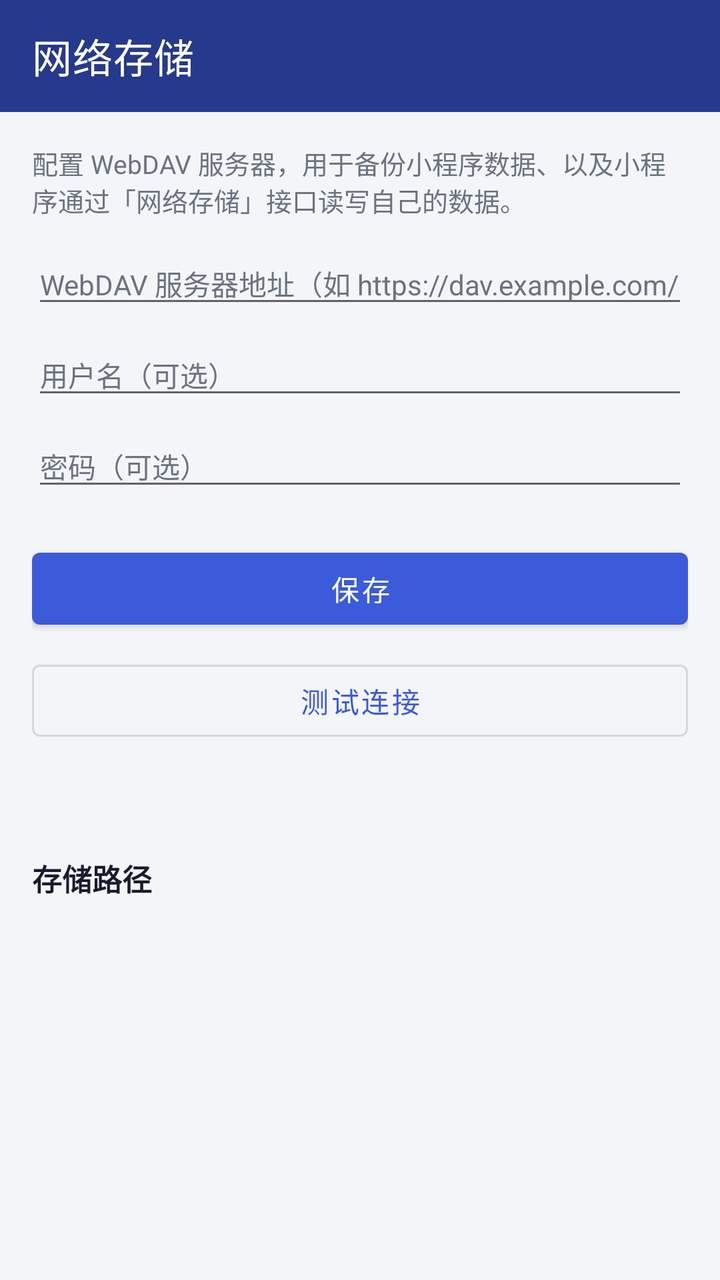
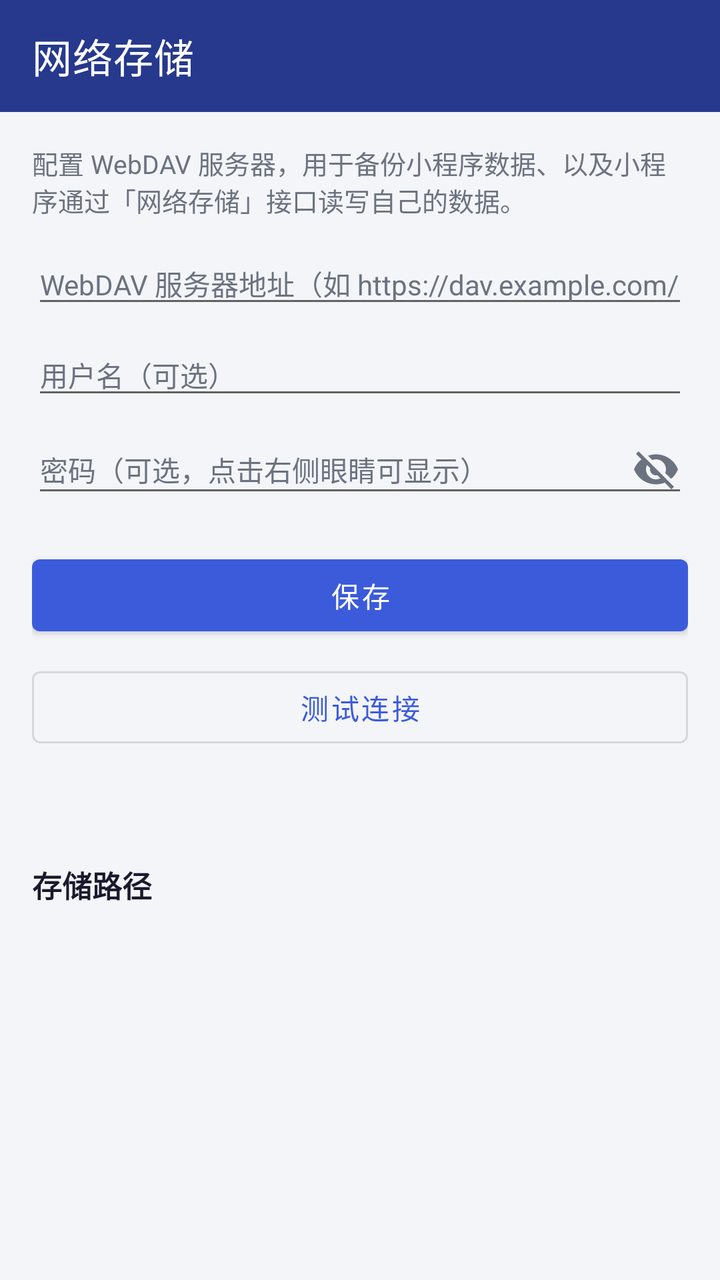

An Android layout rendered at two revisions. The XML below is the earlier revision; the diff shows what the commit changed to produce the second picture.
<!-- AndroidManifest.xml: activity theme Theme.MiniApp -->
<!-- res/layout/activity_webdav_config.xml -->
<?xml version="1.0" encoding="utf-8"?>
<LinearLayout xmlns:android="http://schemas.android.com/apk/res/android"
    xmlns:app="http://schemas.android.com/apk/res-auto"
    android:layout_width="match_parent"
    android:layout_height="match_parent"
    android:background="@color/bg_window"
    android:orientation="vertical">

    <com.google.android.material.appbar.MaterialToolbar
        android:id="@+id/toolbar"
        android:layout_width="match_parent"
        android:layout_height="?attr/actionBarSize"
        android:background="@color/brand_primary_dark"
        app:title="网络存储"
        app:titleTextColor="#FFFFFF" />

    <ScrollView
        android:layout_width="match_parent"
        android:layout_height="match_parent">

        <LinearLayout
            android:layout_width="match_parent"
            android:layout_height="wrap_content"
            android:orientation="vertical"
            android:padding="16dp">

            <TextView
                android:layout_width="match_parent"
                android:layout_height="wrap_content"
                android:text="配置 WebDAV 服务器，用于备份小程序数据、以及小程序通过「网络存储」接口读写自己的数据。"
                android:textColor="@color/text_secondary"
                android:textSize="13sp" />

            <EditText
                android:id="@+id/et_url"
                android:layout_width="match_parent"
                android:layout_height="wrap_content"
                android:layout_marginTop="12dp"
                android:hint="WebDAV 服务器地址（如 https://dav.example.com/dav/）"
                android:inputType="textUri"
                android:textColor="@color/text_primary"
                android:textColorHint="@color/text_secondary"
                android:textSize="14sp" />

            <EditText
                android:id="@+id/et_user"
                android:layout_width="match_parent"
                android:layout_height="wrap_content"
                android:layout_marginTop="8dp"
                android:hint="用户名（可选）"
                android:inputType="text"
                android:textColor="@color/text_primary"
                android:textColorHint="@color/text_secondary"
                android:textSize="14sp" />

            <EditText
                android:id="@+id/et_pass"
                android:layout_width="match_parent"
                android:layout_height="wrap_content"
                android:layout_marginTop="8dp"
                android:hint="密码（可选）"
                android:inputType="textPassword"
                android:textColor="@color/text_primary"
                android:textColorHint="@color/text_secondary"
                android:textSize="14sp" />

            <com.google.android.material.button.MaterialButton
                android:id="@+id/btn_save"
                android:layout_width="match_parent"
                android:layout_height="wrap_content"
                android:layout_marginTop="20dp"
                android:text="保存" />

            <com.google.android.material.button.MaterialButton
                android:id="@+id/btn_test"
                style="@style/Widget.MaterialComponents.Button.OutlinedButton"
                android:layout_width="match_parent"
                android:layout_height="wrap_content"
                android:layout_marginTop="8dp"
                android:text="测试连接" />

            <TextView
                android:id="@+id/tv_status"
                android:layout_width="match_parent"
                android:layout_height="wrap_content"
                android:layout_marginTop="12dp"
                android:textColor="@color/text_secondary"
                android:textSize="13sp" />

            <TextView
                android:layout_width="match_parent"
                android:layout_height="wrap_content"
                android:layout_marginTop="24dp"
                android:text="存储路径"
                android:textColor="@color/text_primary"
                android:textSize="15sp"
                android:textStyle="bold" />

            <TextView
                android:id="@+id/tv_paths"
                android:layout_width="match_parent"
                android:layout_height="wrap_content"
                android:layout_marginTop="6dp"
                android:fontFamily="monospace"
                android:textColor="@color/text_secondary"
                android:textSize="12sp" />

        </LinearLayout>
    </ScrollView>

</LinearLayout>
<!-- resources referenced by this layout -->
<resources>
  <color name="bg_window">#F4F5F8</color>
  <color name="brand_primary_dark">#26398C</color>
  <color name="text_primary">#1A1A2E</color>
  <color name="text_secondary">#6B7280</color>
  <style name="Theme.MiniApp" parent="Theme.MaterialComponents.DayNight.NoActionBar">
          <item name="colorPrimary">@color/brand_primary</item>
          <item name="colorPrimaryVariant">@color/brand_primary_dark</item>
          <item name="colorOnPrimary">#FFFFFF</item>
          <item name="colorSecondary">@color/brand_accent</item>
          <item name="colorOnSecondary">@color/text_primary</item>
          <item name="android:windowBackground">@color/bg_window</item>
          <item name="android:statusBarColor" tools:targetApi="l">@color/brand_primary_dark</item>
          
          <item name="android:windowAnimationStyle">@style/Animation.MiniApp.Activity</item>
          
          <item name="android:alertDialogTheme">@style/ThemeOverlay.MiniApp.RoundedDialog</item>
          <item name="alertDialogTheme">@style/ThemeOverlay.MiniApp.RoundedDialog</item>
          <item name="materialAlertDialogTheme">@style/ThemeOverlay.MiniApp.RoundedDialog</item>
  </style>
  <color name="brand_primary">#3B5BDB</color>
  <color name="brand_accent">#FFC24B</color>
  <style name="Animation.MiniApp.Activity" parent="@android:style/Animation.Activity">
          <item name="android:activityOpenEnterAnimation">@anim/slide_in_right</item>
          <item name="android:activityOpenExitAnimation">@anim/fade_out_slight</item>
          <item name="android:activityCloseEnterAnimation">@anim/fade_in_slight</item>
          <item name="android:activityCloseExitAnimation">@anim/slide_out_right</item>
      </style>
  <style name="ThemeOverlay.MiniApp.RoundedDialog" parent="ThemeOverlay.MaterialComponents.Dialog.Alert">
          <item name="colorPrimary">@color/brand_primary</item>
          <item name="colorSecondary">@color/brand_accent</item>
          <item name="shapeAppearanceOverlay">@style/ShapeAppearance.MiniApp.Dialog</item>
          <item name="buttonBarPositiveButtonStyle">@style/Widget.MiniApp.DialogButton</item>
          <item name="buttonBarNegativeButtonStyle">@style/Widget.MiniApp.DialogButton</item>
          <item name="buttonBarNeutralButtonStyle">@style/Widget.MiniApp.DialogButton</item>
  </style>
  <style name="ShapeAppearance.MiniApp.Dialog" parent="">
          <item name="cornerFamily">rounded</item>
          <item name="cornerSize">24dp</item>
  </style>
  <style name="Widget.MiniApp.DialogButton" parent="Widget.MaterialComponents.Button.TextButton.Dialog">
          <item name="android:textColor">@color/brand_primary</item>
      </style>
</resources>

<!-- the commit's change to res/layout/activity_webdav_config.xml (unified diff, before → after) -->
@@ -58,7 +58,9 @@
                 android:layout_width="match_parent"
                 android:layout_height="wrap_content"
                 android:layout_marginTop="8dp"
-                android:hint="密码（可选）"
+                android:drawableEnd="@drawable/ic_visibility_off"
+                android:drawablePadding="8dp"
+                android:hint="密码（可选，点击右侧眼睛可显示）"
                 android:inputType="textPassword"
                 android:textColor="@color/text_primary"
                 android:textColorHint="@color/text_secondary"
<!-- resource entries referenced after the edit -->
@@ -4,6 +4,17 @@
   <color name="brand_primary_dark">#26398C</color>
   <color name="text_primary">#1A1A2E</color>
   <color name="text_secondary">#6B7280</color>
+  <!-- drawable ic_visibility_off (drawable) -->
+  <vector xmlns:android="http://schemas.android.com/apk/res/android"
+      android:width="24dp"
+      android:height="24dp"
+      android:viewportWidth="24"
+      android:viewportHeight="24"
+      android:tint="@color/text_secondary">
+      <path
+          android:fillColor="@android:color/white"
+          android:pathData="M12,7c2.76,0 5,2.24 5,5 0,0.65 -0.13,1.26 -0.36,1.83l2.92,2.92c1.51,-1.26 2.7,-2.89 3.43,-4.75 -1.73,-4.39 -6,-7.5 -11,-7.5 -1.4,0 -2.74,0.25 -3.98,0.7l2.16,2.16C10.74,7.13 11.35,7 12,7zM2,4.27l2.28,2.28 0.46,0.46C3.08,8.3 1.78,10.02 1,12c1.73,4.39 6,7.5 11,7.5 1.55,0 3.03,-0.3 4.38,-0.84l0.42,0.42L19.73,22 21,20.73 3.27,3 2,4.27zM7.53,9.8l1.55,1.55c-0.05,0.21 -0.08,0.43 -0.08,0.65 0,1.66 1.34,3 3,3 0.22,0 0.44,-0.03 0.65,-0.08l1.55,1.55c-0.67,0.33 -1.41,0.53 -2.2,0.53 -2.76,0 -5,-2.24 -5,-5 0,-0.79 0.2,-1.53 0.53,-2.2z" />
+  </vector>
   <style name="Theme.MiniApp" parent="Theme.MaterialComponents.DayNight.NoActionBar">
           <item name="colorPrimary">@color/brand_primary</item>
           <item name="colorPrimaryVariant">@color/brand_primary_dark</item>
